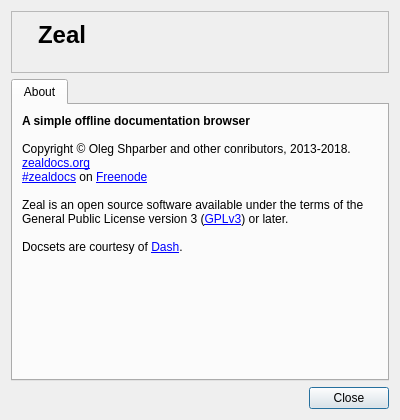
This is src/libs/ui/aboutdialog.ui in zealdocs/zeal as Qt 5 draws it before an edit. The edited form follows.
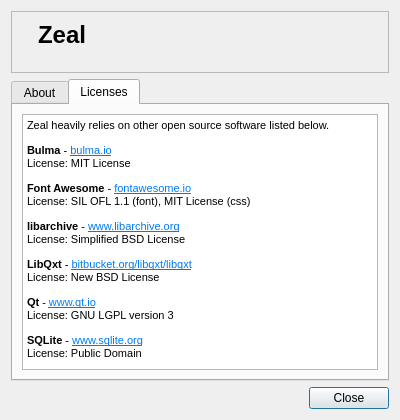
This is the edited form. The open tabs and pages were chosen to show the change. Icons and pictures are not drawn.

Commit message: ui: Add information about third party software (fixes #495)

The edit to the form file:
```diff
--- a/src/libs/ui/aboutdialog.ui
+++ b/src/libs/ui/aboutdialog.ui
@@ -98,6 +98,33 @@
        </item>
       </layout>
      </widget>
+     <widget class="QWidget" name="tab_2">
+      <attribute name="title">
+       <string>Licenses</string>
+      </attribute>
+      <layout class="QVBoxLayout" name="verticalLayout_4">
+       <item>
+        <widget class="QTextBrowser" name="textBrowser">
+         <property name="html">
+          <string>&lt;!DOCTYPE HTML PUBLIC &quot;-//W3C//DTD HTML 4.0//EN&quot; &quot;http://www.w3.org/TR/REC-html40/strict.dtd&quot;&gt;
+&lt;html&gt;&lt;head&gt;&lt;meta name=&quot;qrichtext&quot; content=&quot;1&quot; /&gt;&lt;style type=&quot;text/css&quot;&gt;
+p, li { white-space: pre-wrap; }
+&lt;/style&gt;&lt;/head&gt;&lt;body style=&quot; font-family:'MS Shell Dlg 2'; font-size:8.25pt; font-weight:400; font-style:normal;&quot;&gt;
+&lt;p style=&quot; margin-top:12px; margin-bottom:12px; margin-left:0px; margin-right:0px; -qt-block-indent:0; text-indent:0px;&quot;&gt;Zeal heavily relies on other open source software listed below.&lt;/p&gt;
+&lt;p style=&quot; margin-top:12px; margin-bottom:12px; margin-left:0px; margin-right:0px; -qt-block-indent:0; text-indent:0px;&quot;&gt;&lt;span style=&quot; font-weight:600;&quot;&gt;Bulma&lt;/span&gt; - &lt;a href=&quot;https://bulma.io/&quot;&gt;&lt;span style=&quot; text-decoration: underline; color:#007af4;&quot;&gt;bulma.io&lt;/span&gt;&lt;/a&gt;&lt;br /&gt;License: MIT License &lt;/p&gt;
+&lt;p style=&quot; margin-top:12px; margin-bottom:12px; margin-left:0px; margin-right:0px; -qt-block-indent:0; text-indent:0px;&quot;&gt;&lt;span style=&quot; font-weight:600;&quot;&gt;Font Awesome&lt;/span&gt; - &lt;a href=&quot;http://fontawesome.io/&quot;&gt;&lt;span style=&quot; text-decoration: underline; color:#007af4;&quot;&gt;fontawesome.io&lt;/span&gt;&lt;/a&gt;&lt;br /&gt;License: SIL OFL 1.1 (font), MIT License (css) &lt;/p&gt;
+&lt;p style=&quot; margin-top:12px; margin-bottom:12px; margin-left:0px; margin-right:0px; -qt-block-indent:0; text-indent:0px;&quot;&gt;&lt;span style=&quot; font-weight:600;&quot;&gt;libarchive&lt;/span&gt; - &lt;a href=&quot;https://www.libarchive.org/&quot;&gt;&lt;span style=&quot; text-decoration: underline; color:#007af4;&quot;&gt;www.libarchive.org&lt;/span&gt;&lt;/a&gt;&lt;br /&gt;License: Simplified BSD License &lt;/p&gt;
+&lt;p style=&quot; margin-top:12px; margin-bottom:12px; margin-left:0px; margin-right:0px; -qt-block-indent:0; text-indent:0px;&quot;&gt;&lt;span style=&quot; font-weight:600;&quot;&gt;LibQxt&lt;/span&gt; - &lt;a href=&quot;https://bitbucket.org/libqxt/libqxt&quot;&gt;&lt;span style=&quot; text-decoration: underline; color:#007af4;&quot;&gt;bitbucket.org/libqxt/libqxt&lt;/span&gt;&lt;/a&gt;&lt;br /&gt;License: New BSD License &lt;/p&gt;
+&lt;p style=&quot; margin-top:12px; margin-bottom:12px; margin-left:0px; margin-right:0px; -qt-block-indent:0; text-indent:0px;&quot;&gt;&lt;span style=&quot; font-weight:600;&quot;&gt;Qt&lt;/span&gt; - &lt;a href=&quot;https://www.qt.io/&quot;&gt;&lt;span style=&quot; text-decoration: underline; color:#007af4;&quot;&gt;www.qt.io&lt;/span&gt;&lt;/a&gt;&lt;br /&gt;License: GNU LGPL version 3 &lt;/p&gt;
+&lt;p style=&quot; margin-top:12px; margin-bottom:12px; margin-left:0px; margin-right:0px; -qt-block-indent:0; text-indent:0px;&quot;&gt;&lt;span style=&quot; font-weight:600;&quot;&gt;SQLite&lt;/span&gt; - &lt;a href=&quot;https://www.sqlite.org/&quot;&gt;&lt;span style=&quot; text-decoration: underline; color:#007af4;&quot;&gt;www.sqlite.org&lt;/span&gt;&lt;/a&gt;&lt;br /&gt;License: Public Domain &lt;/p&gt;&lt;/body&gt;&lt;/html&gt;</string>
+         </property>
+         <property name="openExternalLinks">
+          <bool>true</bool>
+         </property>
+        </widget>
+       </item>
+      </layout>
+     </widget>
     </widget>
    </item>
    <item>
```
